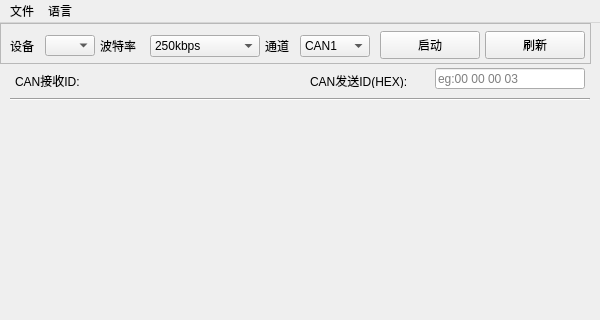
benewake-zoran/BW_TFCANCHECK_PY_GUI, file CheckWINCC_CAN.ui: the form before one commit; both pictures show x 0 to 600 and y 0 to 320 of the 600 by 700 pixel window.
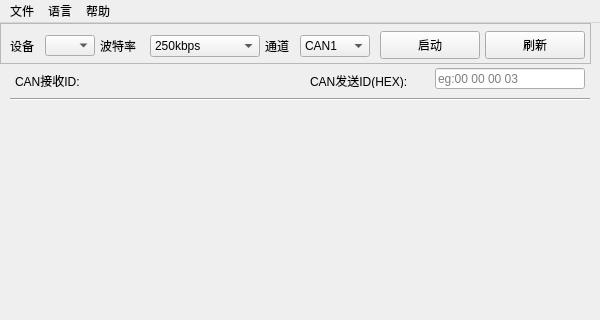
The form after the commit. Icons and pictures are not drawn.

Commit message: 新增帮助菜单栏，点击即可打开帮助文档

```diff
--- a/CheckWINCC_CAN.ui
+++ b/CheckWINCC_CAN.ui
@@ -392,8 +392,15 @@
     <addaction name="separator"/>
     <addaction name="actionEnglish"/>
    </widget>
+   <widget class="QMenu" name="menu_3">
+    <property name="title">
+     <string>帮助</string>
+    </property>
+    <addaction name="actionHelp"/>
+   </widget>
    <addaction name="menu"/>
    <addaction name="menu_2"/>
+   <addaction name="menu_3"/>
   </widget>
   <widget class="QStatusBar" name="statusbar"/>
   <action name="actionOpen">
```
Left out of the diff: 25 changed lines with no effect on the pictures. The commit also changes 17 other files.
